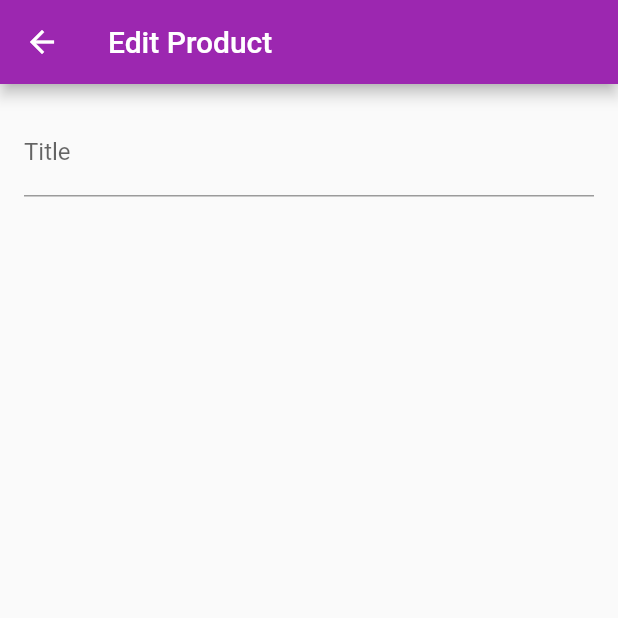
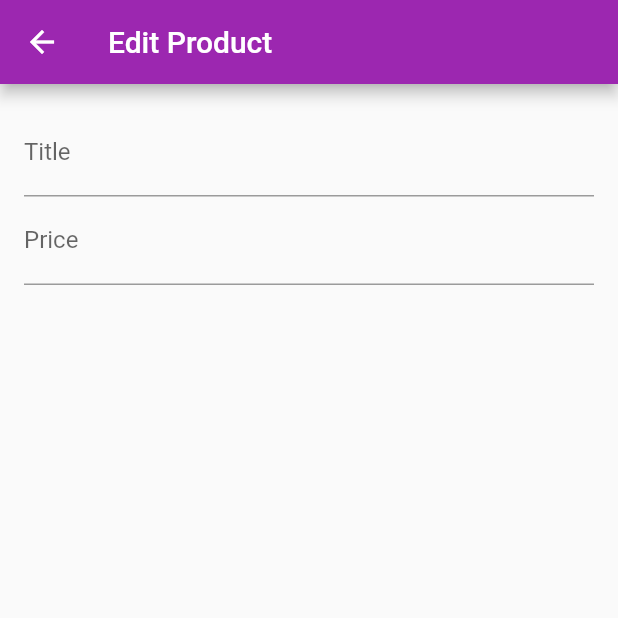
Before and after one commit to Petar81/Demo-Shop, a Flutter app: the EditProductScreen screen opened by its route, on a phone screen of 412 x 824 dp, the top half of it. Run offline on Flutter 3.47's test engine with Material 2 defaults, Android fonts, the phone set to English and light mode, and no system bars; network calls fail.

Commit message:
add price input field to the edit product screen form

```diff
--- a/lib/screens/edit_product_screen.dart
+++ b/lib/screens/edit_product_screen.dart
@@ -25,6 +25,11 @@ class _EditProductScreenState extends State<EditProductScreen> {
                   decoration: const InputDecoration(labelText: 'Title'),
                   textInputAction: TextInputAction.next,
                 ),
+                TextFormField(
+                  decoration: const InputDecoration(labelText: 'Price'),
+                  textInputAction: TextInputAction.next,
+                  keyboardType: TextInputType.number,
+                ),
               ],
             ),
           ),
```
